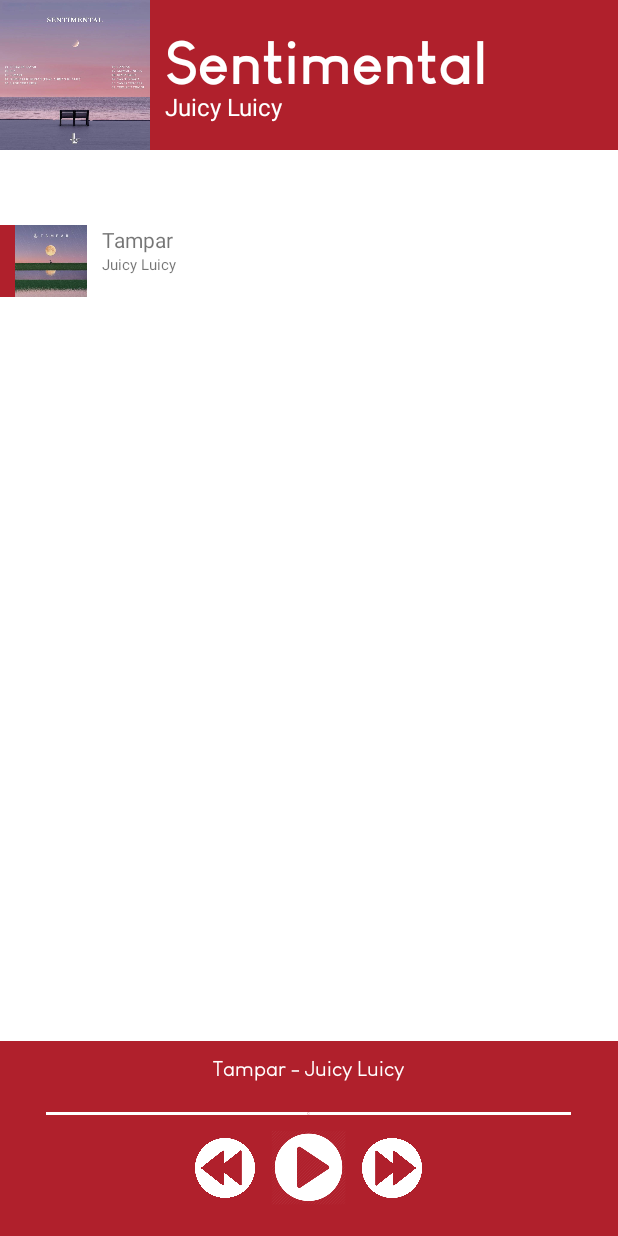
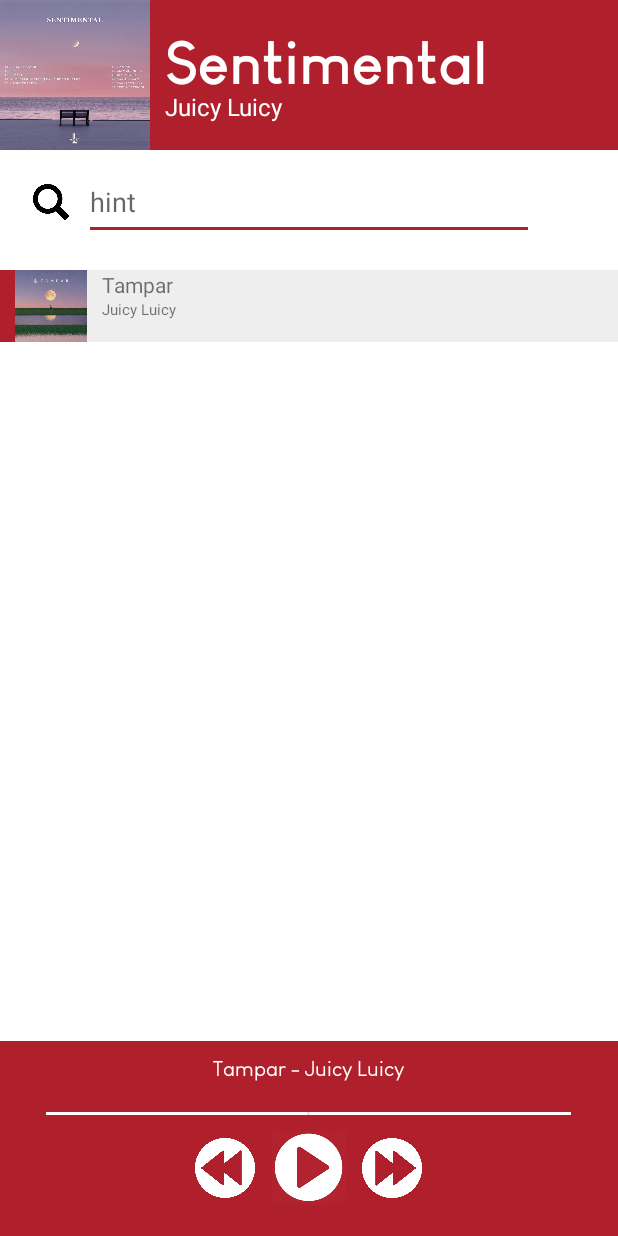
Before and after one commit to kennn21/musr, an Android app: the screen it shows after launch (MainActivity), on a phone screen of 412 x 824 dp. Run offline under Robolectric (Android 15) with nearby library versions, the phone set to English and light mode, and no system bars.

```diff
--- a/app/src/main/java/com/example/musr/MainActivity.kt
+++ b/app/src/main/java/com/example/musr/MainActivity.kt
@@ -1,12 +1,24 @@
 package com.example.musr
+
 import android.content.Intent
 import android.os.Bundle
 import android.os.Handler
 import androidx.appcompat.app.AppCompatActivity
+import android.widget.RelativeLayout
+import android.widget.Button
+import android.view.View.OnClickListener
+import android.widget.Toast
+
 
 class MainActivity : AppCompatActivity() {
     override fun onCreate(savedInstanceState: Bundle?) {
         super.onCreate(savedInstanceState)
         setContentView(R.layout.activity_main)
+        val songClick = findViewById<RelativeLayout>(R.id.song_item)
+        songClick.setOnClickListener{
+            Toast.makeText(this, "Button Clicked",Toast.LENGTH_SHORT).show()
+            var Intent = Intent(this, SongActivity::class.java)
+            startActivity(Intent)
+        }
     }
 }
--- a/app/src/main/res/layout/activity_main.xml
+++ b/app/src/main/res/layout/activity_main.xml
@@ -22,7 +22,7 @@
             android:layout_height="wrap_content"
             android:layout_centerVertical="true"
             android:layout_marginRight="10dp"
-            android:src="@drawable/sentimental" />
+            android:src="@drawable/sentimental"/>
         <RelativeLayout
             android:layout_width="wrap_content"
             android:layout_height="wrap_content"
@@ -52,12 +52,44 @@
         </RelativeLayout>
 
     </RelativeLayout>
+    <RelativeLayout
+        android:id="@+id/search_wrapper"
+        android:layout_width="match_parent"
+        android:layout_height="50dp"
+        android:layout_marginTop="10dp"
+        android:layout_marginBottom="10dp"
+        app:layout_constraintTop_toBottomOf="@+id/playlist_wrap"
+        app:layout_constraintBottom_toTopOf="@+id/SongList">
+
+        <ImageView
+            android:layout_width="24dp"
+            android:layout_height="24dp"
+            android:layout_centerVertical="true"
+            android:layout_marginRight="10dp"
+            android:layout_toLeftOf="@+id/search_bar"
+            android:background="@drawable/search"
+            android:backgroundTint="?android:textColorPrimary"
+
+            />
+        <EditText
+            android:id="@+id/search_bar"
+            android:layout_width="300dp"
+            android:layout_centerVertical="true"
+            android:layout_height="match_parent"
+            android:layout_centerHorizontal="true"
+            android:layout_gravity="top"
+            android:hint="hint"
+            android:inputType="text" />
+
+    </RelativeLayout>
 
     <RelativeLayout
+        android:id="@+id/SongList"
+
         android:layout_height="wrap_content"
         android:layout_width="match_parent"
-        app:layout_constraintTop_toBottomOf="@+id/playlist_wrap"
-        android:layout_marginTop="50dp"
+        app:layout_constraintTop_toBottomOf="@+id/search_wrapper"
+        android:layout_marginTop="20dp"
         >
         <RelativeLayout
             android:layout_width="wrap_content"
@@ -79,16 +111,20 @@
                 android:layout_height="wrap_content"
                 android:paddingLeft="10dp">
 
+
+
                 <RelativeLayout
                     android:id="@+id/song_item"
                     android:layout_width="match_parent"
-                    android:layout_height="match_parent">
+                    android:layout_height="match_parent"
+                    android:background="?android:textColorSecondary"
+                    android:descendantFocusability="blocksDescendants"
+                    >
 
                     <ImageView
                         android:id="@+id/songLogo"
                         android:layout_width="48dp"
                         android:layout_height="48dp"
-                        android:layout_centerVertical="true"
                         android:layout_marginRight="10dp"
                         android:src="@drawable/tampar" />
 
@@ -109,10 +145,9 @@
                         android:layout_toRightOf="@+id/songLogo"
                         android:text="Juicy Luicy"
                         android:textSize="10sp" />
-
-
                 </RelativeLayout>
             </ScrollView>
+
         </RelativeLayout>
     </RelativeLayout>
     <RelativeLayout
@@ -158,7 +193,9 @@
                 android:layout_marginEnd="5dp"
                 android:layout_marginBottom="5dp"
                 android:background="@drawable/control_play"
-                android:backgroundTint="@color/white" />
+                android:backgroundTint="@color/white"
+                android:enabled="true"
+                android:clickable="true"/>
 
             <Button
                 android:id="@+id/control_forward"
@@ -170,7 +207,7 @@
                 android:layout_marginBottom="5dp"
                 android:layout_toRightOf="@+id/control_play"
                 android:background="@drawable/control_forward"
-                android:backgroundTint="@color/white" />
+                android:backgroundTint="@color/white"/>
 
             <Button
                 android:id="@+id/control_backward"
@@ -186,5 +223,4 @@
         </RelativeLayout>
         </RelativeLayout>
 
-
 </androidx.constraintlayout.widget.ConstraintLayout>
--- a/app/src/main/res/values-night/themes.xml
+++ b/app/src/main/res/values-night/themes.xml
@@ -12,5 +12,7 @@
         <!-- Status bar color. -->
         <item name="android:statusBarColor" tools:targetApi="l">?attr/colorPrimaryVariant</item>
         <!-- Customize your theme here. -->
+        <item name="android:textColorPrimary">@color/white</item>
+        <item name="android:textColorSecondary">@color/highlightDark</item>
     </style>
 </resources>
--- a/app/src/main/res/values/colors.xml
+++ b/app/src/main/res/values/colors.xml
@@ -1,5 +1,6 @@
 <?xml version="1.0" encoding="utf-8"?>
 <resources>
+    <color name="itemNeutral">#FF000000</color>
     <color name="purple_200">#FFBB86FC</color>
     <color name="purple_500">#FF6200EE</color>
     <color name="purple_700">#FF3700B3</color>
@@ -7,4 +8,7 @@
     <color name="teal_700">#FF018786</color>
     <color name="black">#FF000000</color>
     <color name="white">#FFFFFFFF</color>
+    <color name="highlightLight">#EEEEEE</color>
+    <color name="highlightDark">#FF000000</color>
+
 </resources>
--- a/app/src/main/res/values/themes.xml
+++ b/app/src/main/res/values/themes.xml
@@ -12,5 +12,7 @@
         <!-- Status bar color. -->
         <item name="android:statusBarColor" tools:targetApi="l">?attr/colorPrimaryVariant</item>
         <!-- Customize your theme here. -->
+        <item name="android:textColorPrimary">@color/black</item>
+        <item name="android:textColorSecondary">@color/highlightLight</item>
     </style>
 </resources>
```
Also changed, not shown: app/src/main/AndroidManifest.xml (+11 -4 lines), app/src/main/java/com/example/musr/SongActivity.kt (added, +17 -0 lines), app/src/main/res/layout/activity_song.xml (added, +93 -0 lines), app/src/main/res/drawable-v24/search.png (added), 1 other file.
